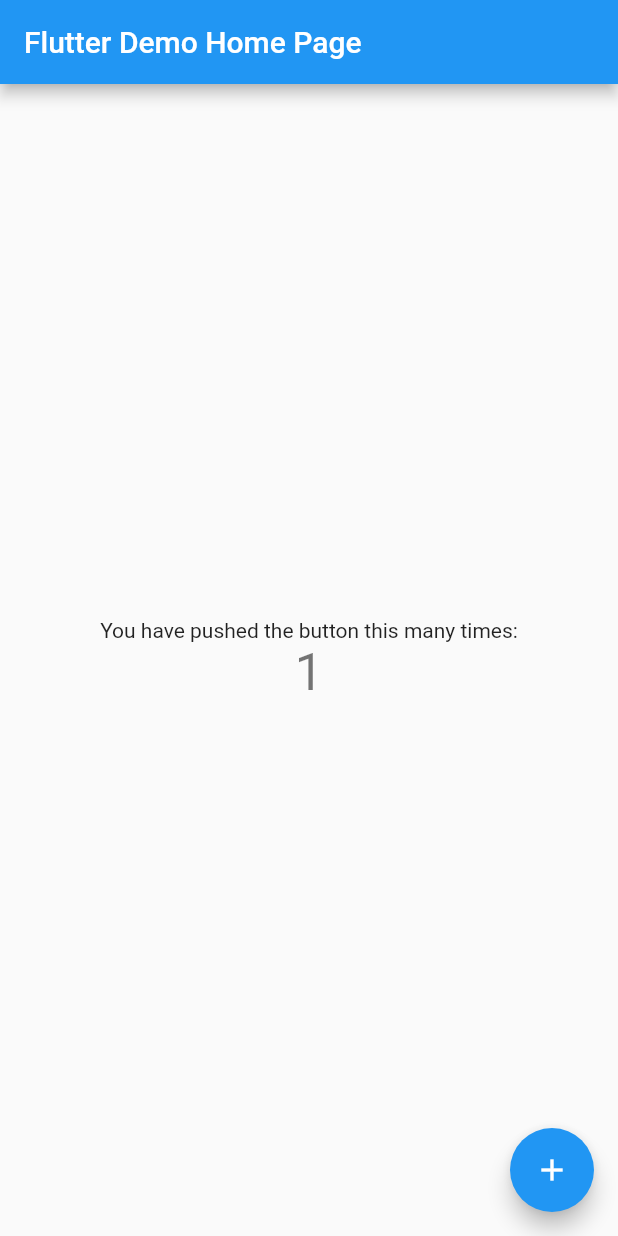
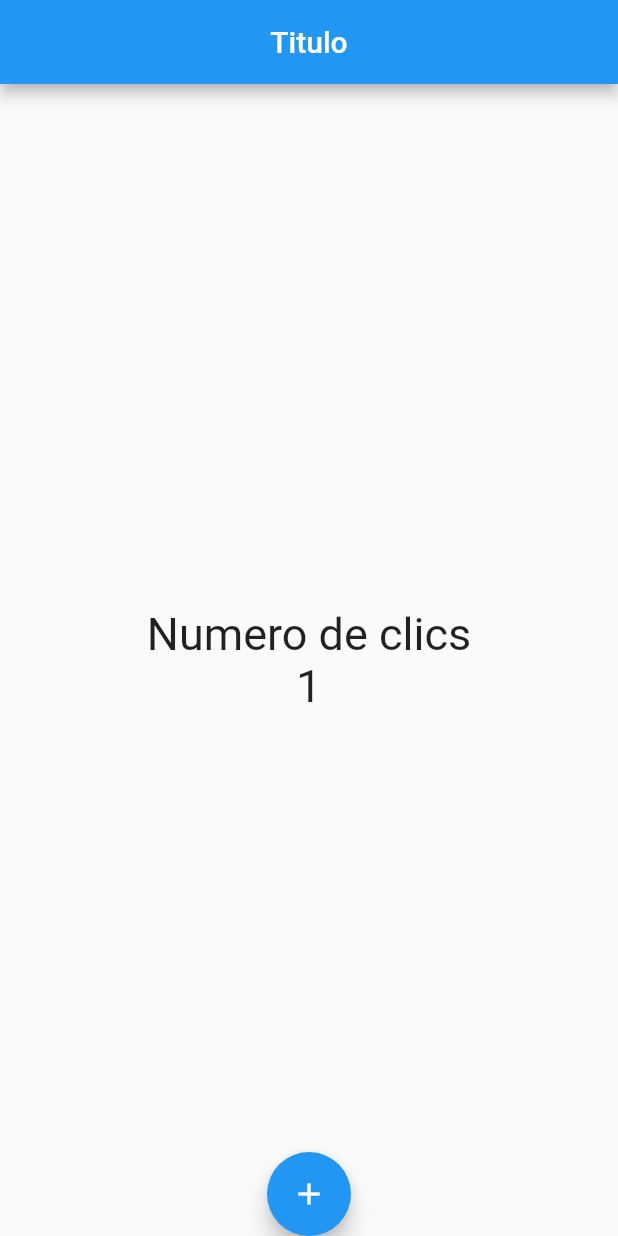
Before and after one commit to AlexRdzdev/tlaco_point, a Flutter app: the screen it shows after launch, after a tap on the "add" icon, on a phone screen of 412 x 824 dp. Run offline on Flutter 3.47's test engine with Material 2 defaults, Android fonts, the phone set to English and light mode, and no system bars.

Commit message:
se crean pantallas de prueba

```diff
--- a/lib/main.dart
+++ b/lib/main.dart
@@ -1,118 +1,8 @@
 import 'package:flutter/material.dart';
+
+//Nosotros escribimos
+import 'src/app.dart';
 
 void main() {
   runApp(MyApp());
 }
-
-class MyApp extends StatelessWidget {
-  // This widget is the root of your application.
-  @override
-  Widget build(BuildContext context) {
-    return MaterialApp(
-      title: 'Tlaco Point',
-      theme: ThemeData(
-
-        // This is the theme of your application.
-        //
-        // Try running your application with "flutter run". You'll see the
-        // application has a blue toolbar. Then, without quitting the app, try
-        // changing the primarySwatch below to Colors.green and then invoke
-        // "hot reload" (press "r" in the console where you ran "flutter run",
-        // or simply save your changes to "hot reload" in a Flutter IDE).
-        // Notice that the counter didn't reset back to zero; the application
-        // is not restarted.
-        primarySwatch: Colors.blue,
-        // This makes the visual density adapt to the platform that you run
-        // the app on. For desktop platforms, the controls will be smaller and
-        // closer together (more dense) than on mobile platforms.
-        visualDensity: VisualDensity.adaptivePlatformDensity,
-      ),
-      home: MyHomePage(title: 'Flutter Demo Home Page'),
-    );
-  }
-}
-
-class MyHomePage extends StatefulWidget {
-  MyHomePage({Key key, this.title}) : super(key: key);
-
-  // This widget is the home page of your application. It is stateful, meaning
-  // that it has a State object (defined below) that contains fields that affect
-  // how it looks.
-
-  // This class is the configuration for the state. It holds the values (in this
-  // case the title) provided by the parent (in this case the App widget) and
-  // used by the build method of the State. Fields in a Widget subclass are
-  // always marked "final".
-
-  final String title;
-
-  @override
-  _MyHomePageState createState() => _MyHomePageState();
-}
-
-class _MyHomePageState extends State<MyHomePage> {
-  int _counter = 0;
-
-  void _incrementCounter() {
-    setState(() {
-      // This call to setState tells the Flutter framework that something has
-      // changed in this State, which causes it to rerun the build method below
-      // so that the display can reflect the updated values. If we changed
-      // _counter without calling setState(), then the build method would not be
-      // called again, and so nothing would appear to happen.
-      _counter++;
-    });
-  }
-
-  @override
-  Widget build(BuildContext context) {
-    // This method is rerun every time setState is called, for instance as done
-    // by the _incrementCounter method above.
-    //
-    // The Flutter framework has been optimized to make rerunning build methods
-    // fast, so that you can just rebuild anything that needs updating rather
-    // than having to individually change instances of widgets.
-    return Scaffold(
-      appBar: AppBar(
-        // Here we take the value from the MyHomePage object that was created by
-        // the App.build method, and use it to set our appbar title.
-        title: Text(widget.title),
-      ),
-      body: Center(
-        // Center is a layout widget. It takes a single child and positions it
-        // in the middle of the parent.
-        child: Column(
-          // Column is also a layout widget. It takes a list of children and
-          // arranges them vertically. By default, it sizes itself to fit its
-          // children horizontally, and tries to be as tall as its parent.
-          //
-          // Invoke "debug painting" (press "p" in the console, choose the
-          // "Toggle Debug Paint" action from the Flutter Inspector in Android
-          // Studio, or the "Toggle Debug Paint" command in Visual Studio Code)
-          // to see the wireframe for each widget.
-          //
-          // Column has various properties to control how it sizes itself and
-          // how it positions its children. Here we use mainAxisAlignment to
-          // center the children vertically; the main axis here is the vertical
-          // axis because Columns are vertical (the cross axis would be
-          // horizontal).
-          mainAxisAlignment: MainAxisAlignment.center,
-          children: <Widget>[
-            Text(
-              'You have pushed the button this many times:',
-            ),
-            Text(
-              '$_counter',
-              style: Theme.of(context).textTheme.headline4,
-            ),
-          ],
-        ),
-      ),
-      floatingActionButton: FloatingActionButton(
-        onPressed: _incrementCounter,
-        tooltip: 'Increment',
-        child: Icon(Icons.add),
-      ), // This trailing comma makes auto-formatting nicer for build methods.
-    );
-  }
-}
--- /dev/null
+++ b/lib/src/app.dart
@@ -0,0 +1,12 @@
+import 'package:flutter/material.dart';
+import 'package:tlaco_point/src/pages/home_page.dart';
+
+class MyApp extends StatelessWidget {
+  @override
+  Widget build(context) {
+    return MaterialApp(
+        home: Center(
+      child: HomePage(),
+    ));
+  }
+}
--- /dev/null
+++ b/lib/src/pages/home_page.dart
@@ -0,0 +1,35 @@
+import 'package:flutter/material.dart';
+
+class HomePage extends StatelessWidget {
+  final TextStyle estiloTexto = new TextStyle(fontSize: 30);
+
+  @override
+  Widget build(BuildContext context) {
+    return Scaffold(
+        appBar: AppBar(
+          title: Text('Titulo'),
+          centerTitle: true,
+        ),
+        body: Center(
+            child: Column(
+          mainAxisAlignment: MainAxisAlignment.center,
+          children: <Widget>[
+            Text(
+              'Numero de clics',
+              style: estiloTexto,
+            ),
+            Text(
+              '1',
+              style: estiloTexto,
+            ),
+          ],
+        )),
+        floatingActionButton: FloatingActionButton(
+            child: Icon(Icons.add),
+            onPressed: () {
+              print('hola mundo');
+            }),
+        floatingActionButtonLocation:
+            FloatingActionButtonLocation.centerDocked);
+  }
+}
```
Also changed, not shown: 1 other file.
